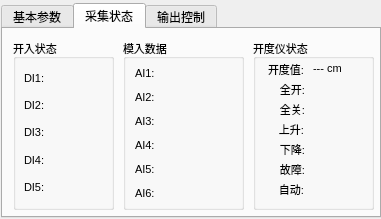
Qt form mian_widget.ui (Flyctt123/XSJ-1800R-V) before a commit.
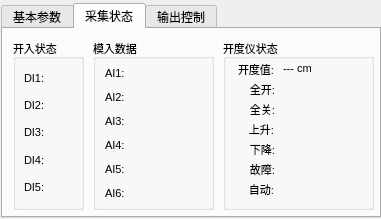
The same form after that commit. The open tabs and pages were chosen to show the change. Icons and pictures are not drawn.

Patch:
```diff
--- a/mian_widget.ui
+++ b/mian_widget.ui
@@ -374,7 +374,7 @@
       <rect>
        <x>10</x>
        <y>10</y>
-       <width>101</width>
+       <width>71</width>
        <height>171</height>
       </rect>
      </property>
@@ -520,7 +520,7 @@
     <widget class="QGroupBox" name="groupBox_2">
      <property name="geometry">
       <rect>
-       <x>120</x>
+       <x>90</x>
        <y>10</y>
        <width>121</width>
        <height>171</height>
@@ -694,9 +694,9 @@
     <widget class="QGroupBox" name="groupBox_5">
      <property name="geometry">
       <rect>
-       <x>250</x>
+       <x>220</x>
        <y>10</y>
-       <width>121</width>
+       <width>151</width>
        <height>171</height>
       </rect>
      </property>
@@ -858,7 +858,7 @@
        <rect>
         <x>60</x>
         <y>20</y>
-        <width>51</width>
+        <width>81</width>
         <height>20</height>
        </rect>
       </property>
```
Left out of the diff: 2 changed lines with no effect on the pictures.
